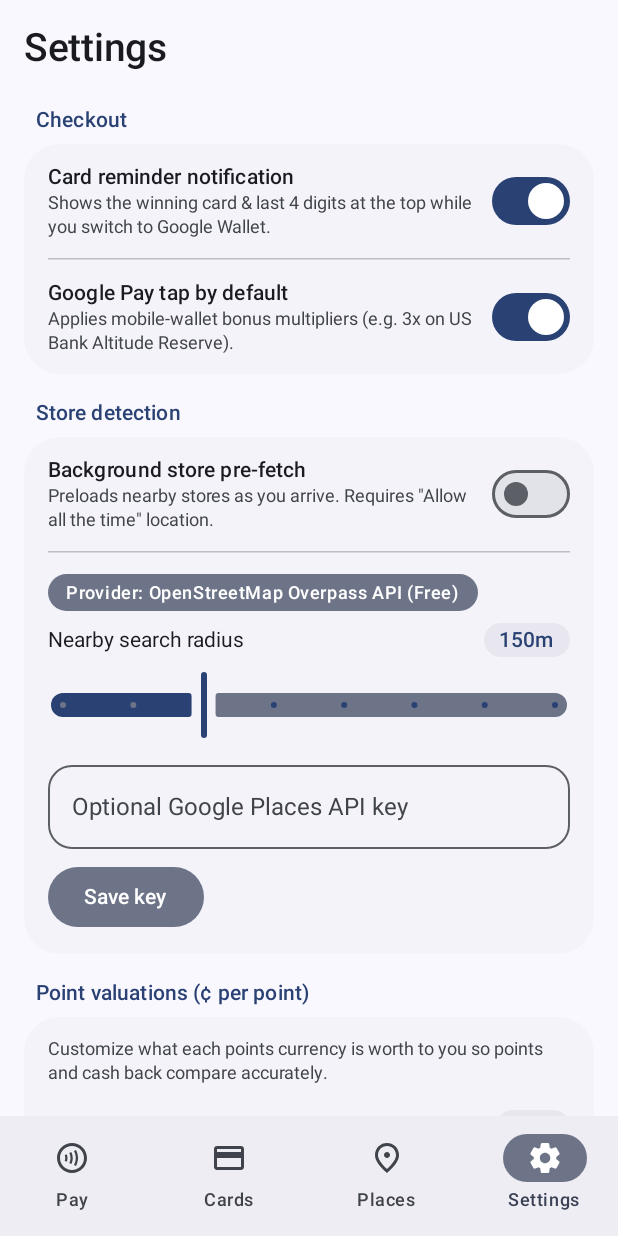
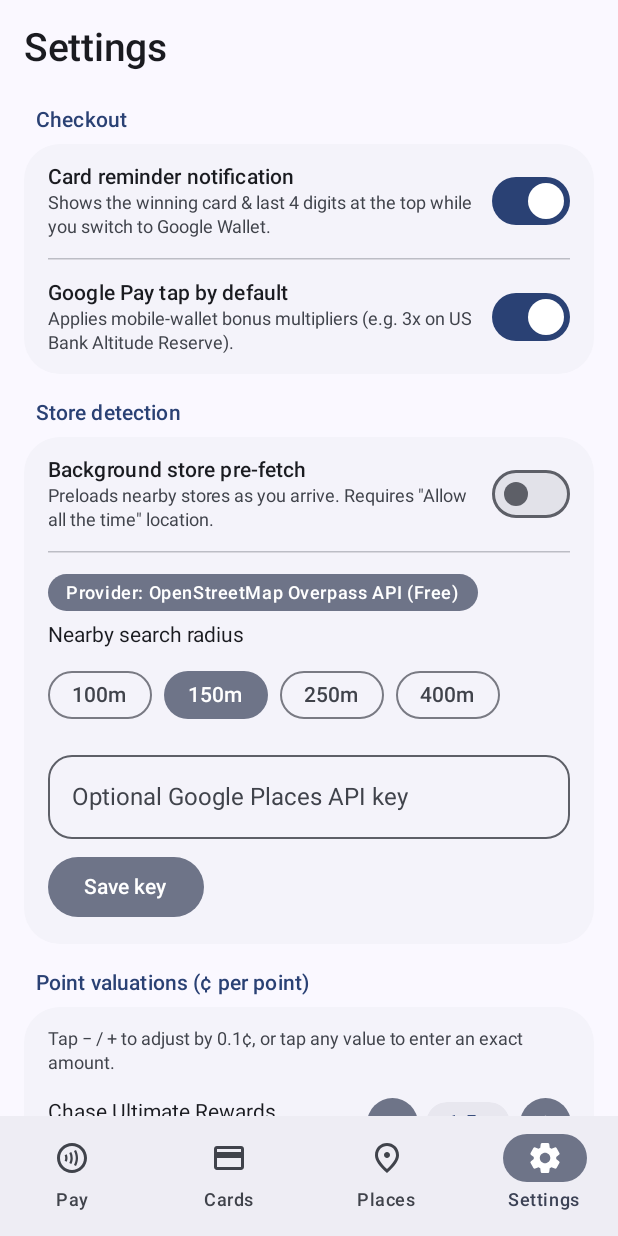
Before and after one commit to prasanthgajula08/credit-auto, an Android app built with Jetpack Compose: the screen it shows after launch (MainActivity), item 4 of the bottom bar chosen, on a phone screen of 412 x 824 dp. Run offline under Robolectric (Android 15) with nearby library versions, the phone set to English and light mode, and no system bars.

Commit message:
Replace Settings sliders with M3 preset chips and +/- steppers (v1.3.1)

```diff
--- a/app/build.gradle.kts
+++ b/app/build.gradle.kts
@@ -13,8 +13,8 @@ android {
         applicationId = "com.creditauto.app"
         minSdk = 26
         targetSdk = 34
-        versionCode = 8
-        versionName = "1.3.0"
+        versionCode = 9
+        versionName = "1.3.1"
 
         testInstrumentationRunner = "androidx.test.runner.AndroidJUnitRunner"
         vectorDrawables {
--- a/app/src/main/java/com/creditauto/app/ui/screens/SettingsScreen.kt
+++ b/app/src/main/java/com/creditauto/app/ui/screens/SettingsScreen.kt
@@ -1,5 +1,6 @@
 package com.creditauto.app.ui.screens
 
+import androidx.compose.foundation.clickable
 import androidx.compose.foundation.layout.Arrangement
 import androidx.compose.foundation.layout.Column
 import androidx.compose.foundation.layout.PaddingValues
@@ -14,22 +15,28 @@ import androidx.compose.foundation.layout.width
 import androidx.compose.foundation.lazy.LazyColumn
 import androidx.compose.foundation.shape.CircleShape
 import androidx.compose.foundation.shape.RoundedCornerShape
+import androidx.compose.foundation.text.KeyboardOptions
 import androidx.compose.material.icons.Icons
+import androidx.compose.material.icons.rounded.Add
 import androidx.compose.material.icons.rounded.Check
+import androidx.compose.material.icons.rounded.Remove
 import androidx.compose.material.icons.rounded.SystemUpdate
+import androidx.compose.material3.AlertDialog
 import androidx.compose.material3.Button
 import androidx.compose.material3.FilledTonalButton
+import androidx.compose.material3.FilledTonalIconButton
+import androidx.compose.material3.FilterChip
 import androidx.compose.material3.HorizontalDivider
 import androidx.compose.material3.Icon
 import androidx.compose.material3.LinearProgressIndicator
 import androidx.compose.material3.MaterialTheme
 import androidx.compose.material3.OutlinedButton
 import androidx.compose.material3.OutlinedTextField
-import androidx.compose.material3.Slider
 import androidx.compose.material3.Surface
 import androidx.compose.material3.Switch
 import androidx.compose.material3.SwitchDefaults
 import androidx.compose.material3.Text
+import androidx.compose.material3.TextButton
 import androidx.compose.runtime.Composable
 import androidx.compose.runtime.getValue
 import androidx.compose.runtime.mutableStateOf
@@ -39,6 +46,8 @@ import androidx.compose.ui.Alignment
 import androidx.compose.ui.Modifier
 import androidx.compose.ui.draw.clip
 import androidx.compose.ui.text.font.FontWeight
+import androidx.compose.ui.text.input.KeyboardType
+import androidx.compose.ui.text.style.TextAlign
 import androidx.compose.ui.unit.dp
 import com.creditauto.app.BuildConfig
 import com.creditauto.app.domain.RewardCurrency
@@ -130,34 +139,22 @@ fun SettingsScreen(
                         )
                     }
 
-                    var radiusDraft by remember(settings.searchRadiusMeters) {
-                        mutableStateOf(settings.searchRadiusMeters.toFloat())
-                    }
+                    val radiusPresets = remember { listOf(100, 150, 250, 400) }
+                    Text("Nearby search radius", style = MaterialTheme.typography.bodyMedium)
                     Row(
                         modifier = Modifier.fillMaxWidth(),
-                        verticalAlignment = Alignment.CenterVertically,
-                        horizontalArrangement = Arrangement.SpaceBetween
+                        horizontalArrangement = Arrangement.spacedBy(8.dp)
                     ) {
-                        Text("Nearby search radius", style = MaterialTheme.typography.bodyMedium)
-                        Surface(
+                        radiusPresets.forEach { preset ->
+                            val selected = settings.searchRadiusMeters == preset
+                            FilterChip(
+                                selected = selected,
+                                onClick = { onUpdateSearchRadius(preset) },
                                 shape = CircleShape,
-                            color = MaterialTheme.colorScheme.surfaceContainerHigh
-                        ) {
-                            Text(
-                                text = "${radiusDraft.roundToInt()}m",
-                                style = MaterialTheme.typography.labelLarge,
-                                color = MaterialTheme.colorScheme.primary,
-                                modifier = Modifier.padding(horizontal = 10.dp, vertical = 3.dp)
+                                label = { Text("${preset}m") }
                             )
                         }
                     }
-                    Slider(
-                        value = radiusDraft,
-                        onValueChange = { radiusDraft = it },
-                        onValueChangeFinished = { onUpdateSearchRadius(radiusDraft.roundToInt()) },
-                        valueRange = 50f..400f,
-                        steps = 6
-                    )
 
                     OutlinedTextField(
                         value = apiKeyDraft,
@@ -196,57 +193,46 @@ fun SettingsScreen(
             val pointCurrencies = remember {
                 RewardCurrency.entries.filter { it != RewardCurrency.CASH_BACK }
             }
+            var editingCurrency by remember { mutableStateOf<RewardCurrency?>(null) }
+
             SettingsSection(title = "Point valuations (¢ per point)") {
-                Column(
-                    modifier = Modifier.padding(horizontal = 16.dp, vertical = 14.dp),
-                    verticalArrangement = Arrangement.spacedBy(8.dp)
-                ) {
                 Text(
-                        text = "Customize what each points currency is worth to you so points and cash back compare accurately.",
+                    text = "Tap − / + to adjust by 0.1¢, or tap any value to enter an exact amount.",
                     style = MaterialTheme.typography.bodySmall,
-                        color = MaterialTheme.colorScheme.onSurfaceVariant
+                    color = MaterialTheme.colorScheme.onSurfaceVariant,
+                    modifier = Modifier.padding(start = 16.dp, end = 16.dp, top = 14.dp, bottom = 6.dp)
                 )
-                    Spacer(modifier = Modifier.height(2.dp))
-                    pointCurrencies.forEach { currency ->
-                        val persistedVal = settings.pointValuations[currency]
+                pointCurrencies.forEachIndexed { index, currency ->
+                    val currentVal = settings.pointValuations[currency]
                         ?: currency.defaultCentsPerPoint
-                        var sliderVal by remember(currency, persistedVal) {
-                            mutableStateOf(persistedVal.toFloat())
-                        }
-                        Row(
-                            modifier = Modifier.fillMaxWidth(),
-                            verticalAlignment = Alignment.CenterVertically,
-                            horizontalArrangement = Arrangement.SpaceBetween
-                        ) {
-                            Text(
-                                text = currency.displayName,
-                                style = MaterialTheme.typography.bodyMedium,
-                                modifier = Modifier.weight(1f)
+                    PointValuationStepperRow(
+                        currency = currency,
+                        currentValue = currentVal,
+                        onStep = { delta ->
+                            val next = ((currentVal + delta) * 10.0).roundToInt() / 10.0
+                            onUpdatePointValuation(currency, next.coerceIn(0.5, 5.0))
+                        },
+                        onTapValue = { editingCurrency = currency }
                     )
-                            Surface(
-                                shape = CircleShape,
-                                color = MaterialTheme.colorScheme.surfaceContainerHigh
-                            ) {
-                                Text(
-                                    text = String.format(Locale.US, "%.1f¢", (sliderVal * 10f).roundToInt() / 10.0),
-                                    style = MaterialTheme.typography.labelLarge,
-                                    fontWeight = FontWeight.SemiBold,
-                                    color = MaterialTheme.colorScheme.primary,
-                                    modifier = Modifier.padding(horizontal = 10.dp, vertical = 3.dp)
-                                )
+                    if (index < pointCurrencies.lastIndex) {
+                        SettingsDivider()
                     }
                 }
-                        Slider(
-                            value = sliderVal,
-                            onValueChange = { sliderVal = it },
-                            onValueChangeFinished = {
-                                val snapped = (sliderVal * 10f).roundToInt() / 10.0
-                                onUpdatePointValuation(currency, snapped)
-                            },
-                            valueRange = 0.5f..3.0f
+            }
+
+            val dialogCurrency = editingCurrency
+            if (dialogCurrency != null) {
+                val initial = settings.pointValuations[dialogCurrency]
+                    ?: dialogCurrency.defaultCentsPerPoint
+                PointValueEditDialog(
+                    currency = dialogCurrency,
+                    initialValue = initial,
+                    onDismiss = { editingCurrency = null },
+                    onSave = { updated ->
+                        onUpdatePointValuation(dialogCurrency, updated)
+                        editingCurrency = null
+                    }
                 )
-                    }
-                }
             }
         }
 
@@ -418,6 +404,133 @@ private fun SettingsSwitchRow(
 }
 
 @Composable
+private fun PointValuationStepperRow(
+    currency: RewardCurrency,
+    currentValue: Double,
+    onStep: (Double) -> Unit,
+    onTapValue: () -> Unit
+) {
+    Row(
+        modifier = Modifier
+            .fillMaxWidth()
+            .padding(horizontal = 16.dp, vertical = 10.dp),
+        verticalAlignment = Alignment.CenterVertically
+    ) {
+        Column(modifier = Modifier.weight(1f)) {
+            Text(
+                text = currency.displayName,
+                style = MaterialTheme.typography.bodyMedium,
+                color = MaterialTheme.colorScheme.onSurface
+            )
+            Text(
+                text = String.format(Locale.US, "Default %.1f¢", currency.defaultCentsPerPoint),
+                style = MaterialTheme.typography.bodySmall,
+                color = MaterialTheme.colorScheme.onSurfaceVariant
+            )
+        }
+
+        Spacer(modifier = Modifier.width(8.dp))
+
+        Row(
+            verticalAlignment = Alignment.CenterVertically,
+            horizontalArrangement = Arrangement.spacedBy(6.dp)
+        ) {
+            FilledTonalIconButton(
+                onClick = { onStep(-0.1) },
+                enabled = currentValue > 0.51,
+                modifier = Modifier.size(34.dp)
+            ) {
+                Icon(
+                    imageVector = Icons.Rounded.Remove,
+                    contentDescription = "Decrease ${currency.displayName}",
+                    modifier = Modifier.size(18.dp)
+                )
+            }
+
+            Surface(
+                shape = CircleShape,
+                color = MaterialTheme.colorScheme.surfaceContainerHigh,
+                modifier = Modifier
+                    .clip(CircleShape)
+                    .clickable(onClick = onTapValue)
+            ) {
+                Text(
+                    text = String.format(Locale.US, "%.1f¢", currentValue),
+                    style = MaterialTheme.typography.labelLarge,
+                    fontWeight = FontWeight.SemiBold,
+                    color = MaterialTheme.colorScheme.primary,
+                    textAlign = TextAlign.Center,
+                    modifier = Modifier
+                        .width(56.dp)
+                        .padding(vertical = 6.dp)
+                )
+            }
+
+            FilledTonalIconButton(
+                onClick = { onStep(0.1) },
+                enabled = currentValue < 4.99,
+                modifier = Modifier.size(34.dp)
+            ) {
+                Icon(
+                    imageVector = Icons.Rounded.Add,
+                    contentDescription = "Increase ${currency.displayName}",
+                    modifier = Modifier.size(18.dp)
+                )
+            }
+        }
+    }
+}
+
+@Composable
+private fun PointValueEditDialog(
+    currency: RewardCurrency,
+    initialValue: Double,
+    onDismiss: () -> Unit,
+    onSave: (Double) -> Unit
+) {
+    var draft by remember { mutableStateOf(String.format(Locale.US, "%.2f", initialValue)) }
+
+    AlertDialog(
+        onDismissRequest = onDismiss,
+        title = { Text(currency.displayName) },
+        text = {
+            OutlinedTextField(
+                value = draft,
+                onValueChange = { draft = it },
+                label = { Text("Cents per point (¢)") },
+                singleLine = true,
+                shape = RoundedCornerShape(16.dp),
+                keyboardOptions = KeyboardOptions(keyboardType = KeyboardType.Decimal),
+                modifier = Modifier.fillMaxWidth()
+            )
+        },
+        confirmButton = {
+            Button(
+                onClick = {
+                    val parsed = draft.trim().toDoubleOrNull()
+                    if (parsed != null) onSave(parsed.coerceIn(0.1, 10.0))
+                },
+                shape = CircleShape
+            ) {
+                Text("Save")
+            }
+        },
+        dismissButton = {
+            Row {
+                TextButton(
+                    onClick = { onSave(currency.defaultCentsPerPoint) }
+                ) {
+                    Text("Reset")
+                }
+                TextButton(onClick = onDismiss) {
+                    Text("Cancel")
+                }
+            }
+        }
+    )
+}
+
+@Composable
 private fun SettingsDivider() {
     HorizontalDivider(
         modifier = Modifier.padding(horizontal = 16.dp),
```
Lines whose indentation alone changed are shown as unchanged.
